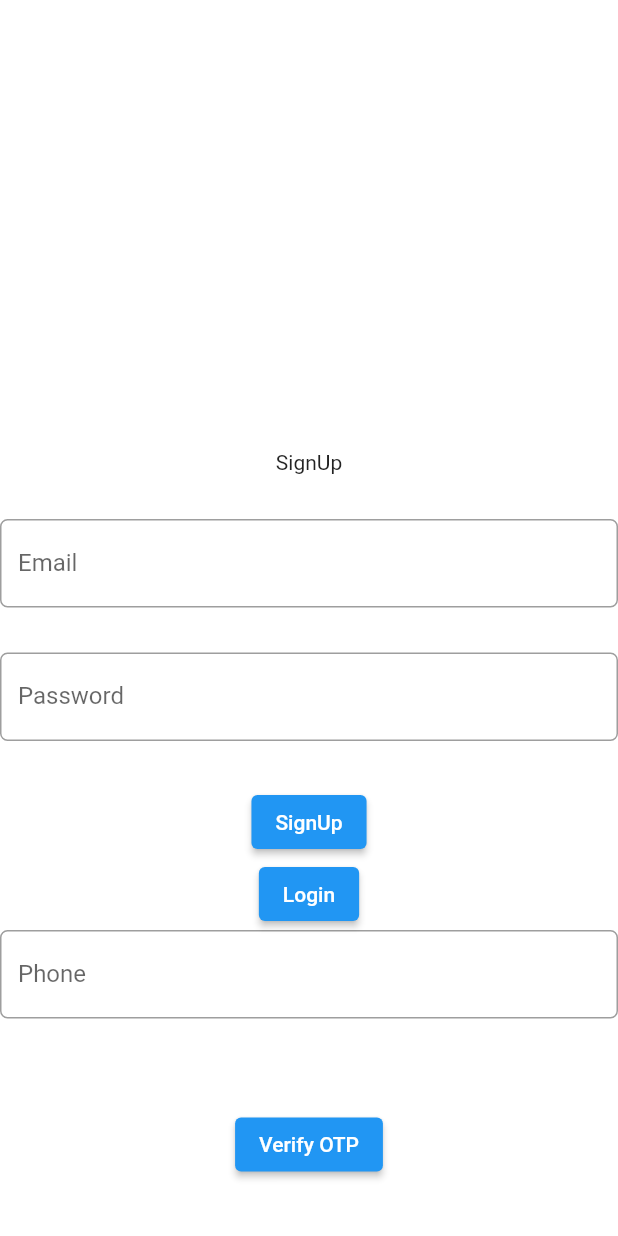
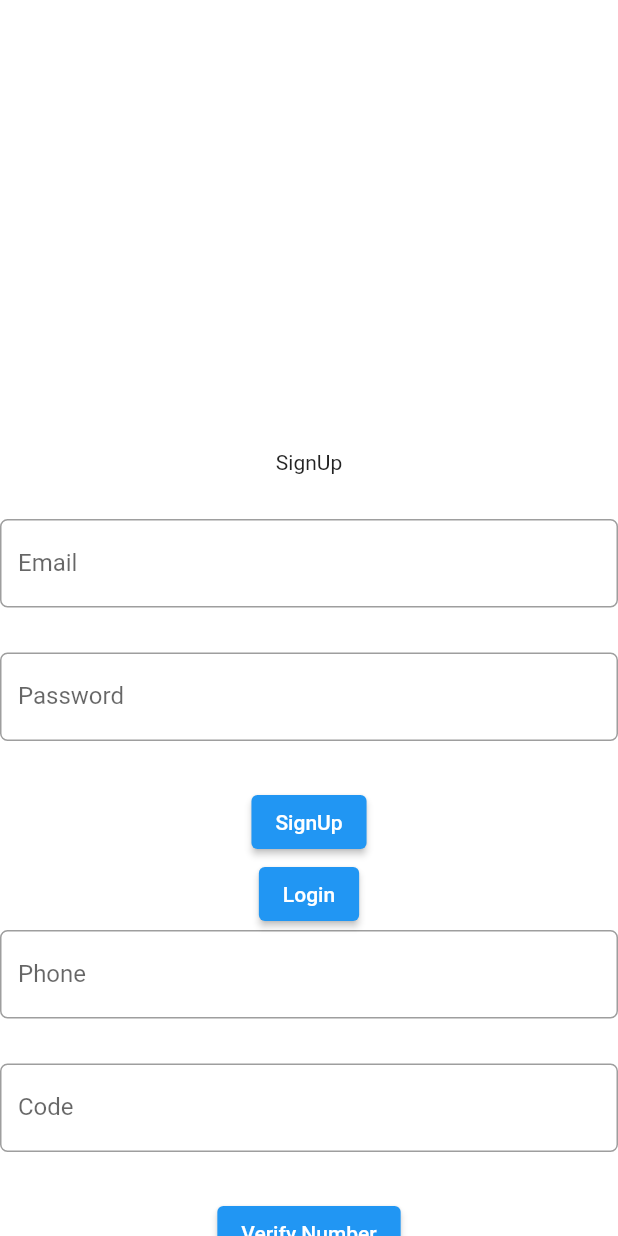
Before and after one commit to KrishChopra22/DriWary, a Flutter app: the SignupScreen screen opened by its route, on a phone screen of 412 x 824 dp. Run offline on Flutter 3.47's test engine with Material 2 defaults, Android fonts, the phone set to English and light mode, and no system bars; our stand-ins replace firebase_auth, firebase_core, firebase_database, fluttertoast; accounts and stored records are empty; network calls fail.

Commit message:
Phone Auth Try2

```diff
--- a/lib/route_generator.dart
+++ b/lib/route_generator.dart
@@ -1,5 +1,6 @@
 import 'package:exception/screens/auth_screens/login_screen.dart';
 import 'package:exception/screens/auth_screens/signup_screen.dart';
+import 'package:exception/screens/auth_screens/verify.dart';
 import 'package:flutter/material.dart';
 
 import 'main.dart';
@@ -16,6 +17,8 @@ class RouteGenerator {
 
       case '/signup':
         return MaterialPageRoute(builder: (_) => SignupScreen());
+      case '/verifyOtp':
+        return MaterialPageRoute(builder: (_) => verifyOtp());
 
       default:
         return _errorRoute();
--- a/lib/screens/auth_screens/signup_screen.dart
+++ b/lib/screens/auth_screens/signup_screen.dart
@@ -1,3 +1,4 @@
+import 'package:exception/screens/auth_screens/verify.dart';
 import 'package:firebase_auth/firebase_auth.dart';
 import 'package:firebase_database/firebase_database.dart';
 import 'package:flutter/material.dart';
@@ -77,9 +78,7 @@ class SignupScreen extends StatelessWidget {
                     const SizedBox(
                       height: 30,
                     ),
-                    Visibility(
-                      visible: codeVisible,
-                      child: TextFormField(
+                    TextFormField(
                         controller: codeController,
                         decoration: InputDecoration(
                           border: OutlineInputBorder(
@@ -87,21 +86,19 @@ class SignupScreen extends StatelessWidget {
                           labelText: "Code",
                         ),
                       ),
-                    ),
                     const SizedBox(
                       height: 30,
                     ),
                     ElevatedButton(onPressed: (){
-                      if(codeVisible){
+                        verifyNumber(context);
+                    } ,
+                      child: Text('Verify Number'),
+                    ),
+                    ElevatedButton(onPressed: (){
                         verifyCode(context);
-                      }
-                      else{
-                        verifyNumber(context);
-                      }
-                    } ,
-                      child: Text(codeVisible? 'Login' : 'Verify OTP'),
+                        },
+                      child: Text('Verify Code'),
                     ),
-
 
                   ],
                 ),
@@ -179,6 +176,7 @@ class SignupScreen extends StatelessWidget {
   }
 
   verifyNumber(BuildContext context) {
+    NavigatorState state = Navigator.of(context);
     auth.verifyPhoneNumber(
         phoneNumber: phoneController.text,
         verificationCompleted: (PhoneAuthCredential credential) async {
@@ -187,24 +185,31 @@ class SignupScreen extends StatelessWidget {
           });
         },
         verificationFailed: (FirebaseAuthException e){
+          print("Verification Failed");
           print(e.message);
         },
         codeSent: (String verifictionID, int? resendToken){
+          print("Code Sent");
           verificationIDReceived = verifictionID;
-          codeVisible = true;
+          // codeVisible = true;
+          // print("Redirect to OTP Verification Page");
+          // state.pushNamedAndRemoveUntil('/verifyOtp', (Route route) => false);
         },
         codeAutoRetrievalTimeout: (String verificationID){
-
         }
     );
+
   }
 
   verifyCode(BuildContext context) async{
+
+    NavigatorState state = Navigator.of(context);
     PhoneAuthCredential credential = PhoneAuthProvider.credential(
         verificationId: verificationIDReceived,
         smsCode: codeController.text,
     );
     await auth.signInWithCredential(credential).then((value) {
+      state.pushNamedAndRemoveUntil('home', (Route route) => false);
       print("Logged in ");
     });
   }
```
